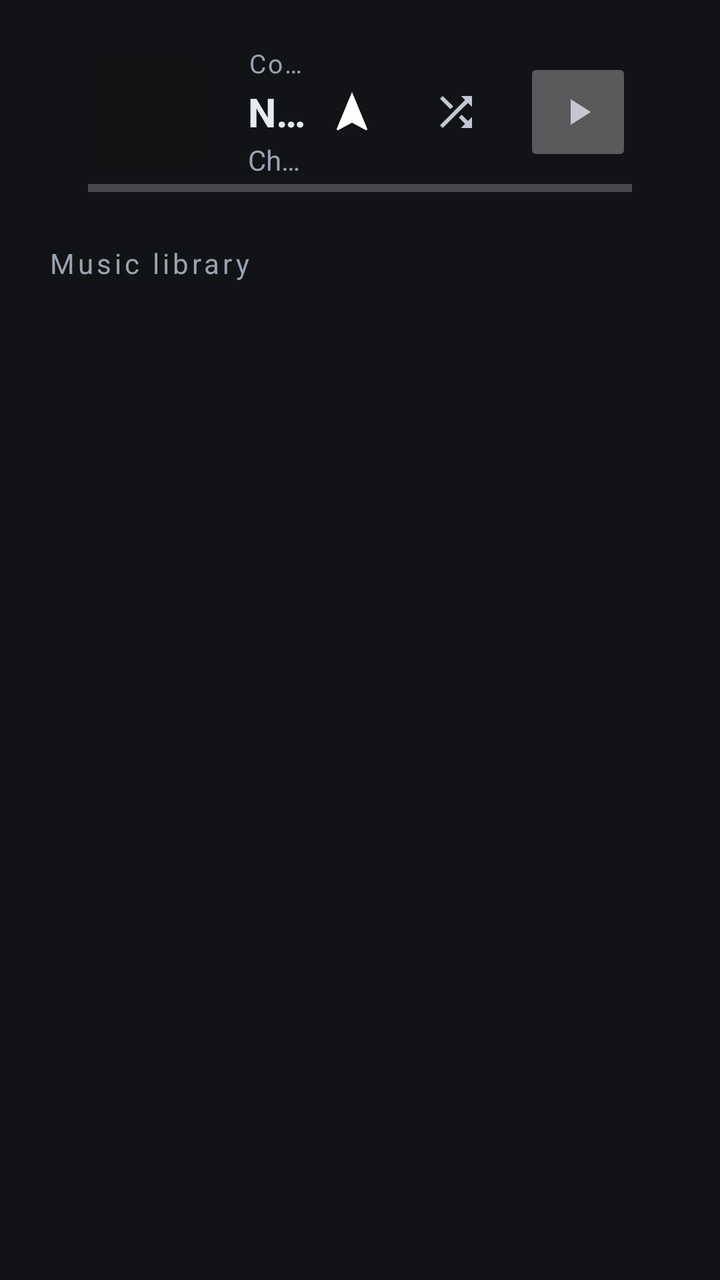
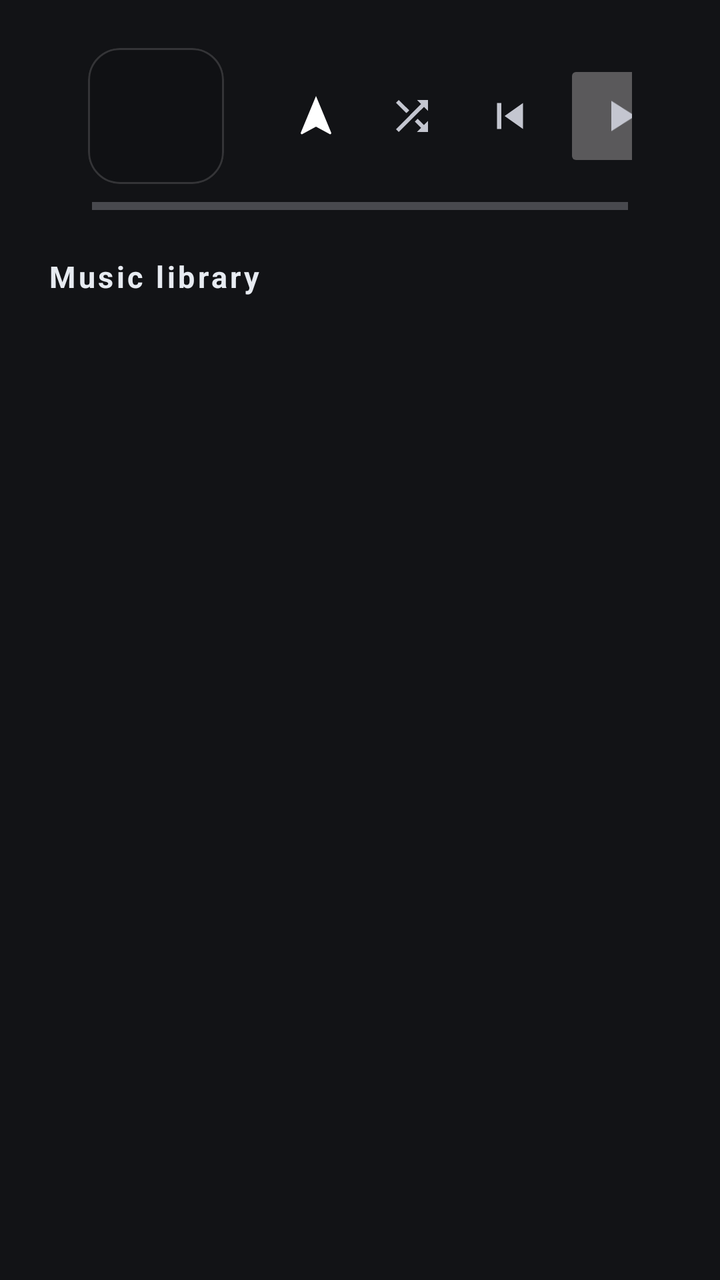

The first picture is an Android layout as it rendered before a commit; the second is the same layout after the commit. The layout source and the unified diff follow.
<!-- AndroidManifest.xml: application theme Theme.Material3.DynamicColors.Dark -->
<!-- res/layout/fragment_home.xml -->
<?xml version="1.0" encoding="utf-8"?>
<ScrollView xmlns:a="http://schemas.android.com/apk/res/android"
    xmlns:app="http://schemas.android.com/apk/res-auto"
    xmlns:tools="http://schemas.android.com/tools"
    a:id="@+id/home_scroll"
    a:layout_width="match_parent"
    a:layout_height="match_parent"
    a:background="@android:color/transparent"
    a:clipToPadding="false"
    a:fillViewport="true"
    a:scrollbars="none">

    
    <LinearLayout
        a:layout_width="match_parent"
        a:layout_height="wrap_content"
        a:orientation="vertical"
        a:paddingStart="24dp"
        a:paddingTop="8dp"
        a:paddingEnd="24dp"
        a:paddingBottom="16dp"
        tools:ignore="UselessParent">

        
        <FrameLayout
            a:id="@+id/home_continue_card"
            a:layout_width="match_parent"
            a:layout_height="96dp"
            a:clickable="true"
            a:focusable="true"
            a:paddingStart="6dp"
            a:paddingEnd="6dp">

            <LinearLayout
                a:layout_width="match_parent"
                a:layout_height="match_parent"
                a:gravity="center_vertical"
                a:orientation="horizontal"
                a:paddingStart="14dp"
                a:paddingEnd="14dp">

                <com.google.android.material.card.MaterialCardView
                    a:id="@+id/home_cover_card"
                    a:layout_width="62dp"
                    a:layout_height="62dp"
                    app:cardBackgroundColor="#14000000"
                    app:cardCornerRadius="14dp"
                    app:cardElevation="0dp"
                    app:strokeWidth="0dp">

                    <ImageView
                        a:id="@+id/home_cover"
                        a:layout_width="match_parent"
                        a:layout_height="match_parent"
                        a:contentDescription="@null"
                        a:scaleType="centerCrop" />
                </com.google.android.material.card.MaterialCardView>

                <LinearLayout
                    a:layout_width="0dp"
                    a:layout_height="wrap_content"
                    a:layout_marginStart="18dp"
                    a:layout_weight="1"
                    a:orientation="vertical">

                    <TextView
                        a:id="@+id/home_continue_label"
                        a:layout_width="wrap_content"
                        a:layout_height="wrap_content"
                        a:letterSpacing="0.08"
                        a:ellipsize="end"
                        a:maxLines="1"
                        a:text="@string/home_continue_playing"
                        a:textColor="@color/pal_text_secondary"
                        a:textSize="13sp" />

                    <TextView
                        a:id="@+id/home_title"
                        a:layout_width="match_parent"
                        a:layout_height="wrap_content"
                        a:layout_marginTop="2dp"
                        a:ellipsize="end"
                        a:maxLines="1"
                        a:text="@string/home_idle"
                        a:textColor="@color/pal_text_primary"
                        a:textSize="20sp"
                        a:textStyle="bold" />

                    <TextView
                        a:id="@+id/home_artist"
                        a:layout_width="match_parent"
                        a:layout_height="wrap_content"
                        a:layout_marginTop="1dp"
                        a:ellipsize="end"
                        a:maxLines="1"
                        a:text="@string/home_idle_hint"
                        a:textColor="@color/pal_text_secondary"
                        a:textSize="14sp" />
                </LinearLayout>

                <ImageButton
                    a:id="@+id/home_nav_mode"
                    a:layout_width="44dp"
                    a:layout_height="44dp"
                    a:layout_marginEnd="6dp"
                    a:background="?attr/selectableItemBackgroundBorderless"
                    a:contentDescription="@string/settings_nav_floating_title"
                    a:padding="10dp"
                    a:scaleType="fitCenter"
                    a:src="@drawable/ic_nav_mode" />

                <ImageButton
                    a:id="@+id/home_shuffle"
                    a:layout_width="48dp"
                    a:layout_height="48dp"
                    a:layout_marginEnd="10dp"
                    a:background="?attr/selectableItemBackgroundBorderless"
                    a:contentDescription="@string/home_play_all_shuffled"
                    a:padding="12dp"
                    a:scaleType="fitCenter"
                    a:src="@drawable/media_shuffle" />

                <ImageButton
                    a:id="@+id/home_play"
                    a:layout_width="54dp"
                    a:layout_height="54dp"
                    a:contentDescription="@string/home_play_pause"
                    a:padding="16dp"
                    a:scaleType="fitCenter"
                    a:src="@drawable/media_start" />

            </LinearLayout>

            
            <ProgressBar
                a:id="@+id/home_progress"
                style="?android:attr/progressBarStyleHorizontal"
                a:layout_width="match_parent"
                a:layout_height="4dp"
                a:layout_gravity="bottom"
                a:layout_marginStart="14dp"
                a:layout_marginEnd="14dp"
                a:layout_marginBottom="8dp"
                a:max="1000"
                a:progress="0" />
        </FrameLayout>

        
        <LinearLayout
            a:id="@+id/home_playlists_container"
            a:layout_width="match_parent"
            a:layout_height="wrap_content"
            a:orientation="vertical"
            a:visibility="gone">

            <LinearLayout
                a:layout_width="match_parent"
                a:layout_height="wrap_content"
                a:layout_marginTop="18dp"
                a:layout_marginBottom="2dp"
                a:gravity="center_vertical"
                a:orientation="horizontal">

                <TextView
                    a:layout_width="wrap_content"
                    a:layout_height="wrap_content"
                    a:letterSpacing="0.12"
                    a:text="@string/home_playlists_title"
                    a:textColor="@color/pal_text_secondary"
                    a:textSize="14sp" />

                <TextView
                    a:layout_width="0dp"
                    a:layout_height="wrap_content"
                    a:layout_weight="1"
                    a:gravity="end"
                    a:letterSpacing="0.04"
                    a:text="@string/home_playlists_hint"
                    a:textColor="@color/pal_text_secondary"
                    a:textSize="12sp" />
            </LinearLayout>

            
            <androidx.recyclerview.widget.RecyclerView
                a:id="@+id/home_playlists_grid"
                a:layout_width="match_parent"
                a:layout_height="@dimen/home_playlist_tile_height"
                a:layout_marginTop="10dp"
                a:clipToPadding="false"
                a:nestedScrollingEnabled="false"
                a:overScrollMode="ifContentScrolls"
                a:scrollbars="none" />
        </LinearLayout>

        <TextView
            a:layout_width="wrap_content"
            a:layout_height="wrap_content"
            a:layout_marginTop="18dp"
            a:layout_marginBottom="2dp"
            a:letterSpacing="0.12"
            a:text="@string/home_library"
            a:textColor="@color/pal_text_secondary"
            a:textSize="14sp" />

        <androidx.recyclerview.widget.RecyclerView
            a:id="@+id/home_grid"
            a:layout_width="match_parent"
            a:layout_height="wrap_content"
            a:layout_marginTop="10dp"
            a:nestedScrollingEnabled="false" />
    </LinearLayout>
</ScrollView>
<!-- resources referenced by this layout -->
<resources>
  <color name="pal_text_primary">#E7EBF1</color>
  <color name="pal_text_secondary">#99A3B1</color>
  <dimen name="home_playlist_tile_height">144dp</dimen>
  <!-- drawable ic_nav_mode (drawable) -->
  <vector xmlns:android="http://schemas.android.com/apk/res/android"
      android:width="24dp"
      android:height="24dp"
      android:viewportWidth="24"
      android:viewportHeight="24">
      <path
          android:fillColor="#FFFFFFFF"
          android:pathData="M12,2L4.4,20.3a0.6,0.6 0 0,0 0.85,0.74L12,17.3l6.75,3.74a0.6,0.6 0 0,0 0.85,-0.74L12,2z" />
  </vector>
  <!-- drawable media_shuffle (drawable) -->
  <vector xmlns:android="http://schemas.android.com/apk/res/android"
      android:width="24dp"
      android:height="24dp"
      android:viewportWidth="24"
      android:viewportHeight="24"
      android:tint="?attr/colorControlNormal">
    <path
        android:fillColor="#FFF"
        android:pathData="M10.59,9.17L5.41,4 4,5.41l5.17,5.17 1.42,-1.41zM14.5,4l2.04,2.04L4,18.59 5.41,20 17.96,7.46 20,9.5L20,4h-5.5zM14.83,13.41l-1.41,1.41 3.13,3.13L14.5,20L20,20v-5.5l-2.04,2.04 -3.13,-3.13z"/>
  </vector>
  <!-- drawable media_start (drawable) -->
  <vector xmlns:android="http://schemas.android.com/apk/res/android"
      android:width="24dp"
      android:height="24dp"
      android:viewportWidth="24"
      android:viewportHeight="24"
      android:tint="?attr/colorControlNormal">
    <path
        android:fillColor="#000"
        android:pathData="M8,5v14l11,-7z"/>
  </vector>
  <string name="home_continue_playing">Continue playing</string>
  <string name="home_idle">Nothing is playing</string>
  <string name="home_idle_hint">Choose Songs or a playlist to start</string>
  <string name="home_library">Music library</string>
  <string name="home_play_all_shuffled">Shuffle all</string>
  <string name="home_play_pause">Play or pause</string>
  <string name="home_playlists_hint">Swipe sideways for more \u203A</string>
  <string name="home_playlists_title">My playlists</string>
  <string name="settings_nav_floating_title">Navigation mode</string>
</resources>

<!-- the commit's change to res/layout/fragment_home.xml (unified diff, before → after) -->
@@ -25,7 +25,7 @@
         <FrameLayout
             a:id="@+id/home_continue_card"
             a:layout_width="match_parent"
-            a:layout_height="96dp"
+            a:layout_height="104dp"
             a:clickable="true"
             a:focusable="true"
             a:paddingStart="6dp"
@@ -37,16 +37,18 @@
                 a:gravity="center_vertical"
                 a:orientation="horizontal"
                 a:paddingStart="14dp"
-                a:paddingEnd="14dp">
+                a:paddingEnd="14dp"
+                a:paddingBottom="4dp">
 
                 <com.google.android.material.card.MaterialCardView
                     a:id="@+id/home_cover_card"
-                    a:layout_width="62dp"
-                    a:layout_height="62dp"
-                    app:cardBackgroundColor="#14000000"
-                    app:cardCornerRadius="14dp"
+                    a:layout_width="68dp"
+                    a:layout_height="68dp"
+                    app:cardBackgroundColor="#18000000"
+                    app:cardCornerRadius="16dp"
                     app:cardElevation="0dp"
-                    app:strokeWidth="0dp">
+                    app:strokeColor="#26FFFFFF"
+                    app:strokeWidth="1dp">
 
                     <ImageView
                         a:id="@+id/home_cover"
@@ -59,7 +61,8 @@
                 <LinearLayout
                     a:layout_width="0dp"
                     a:layout_height="wrap_content"
-                    a:layout_marginStart="18dp"
+                    a:layout_marginStart="16dp"
+                    a:layout_marginEnd="8dp"
                     a:layout_weight="1"
                     a:orientation="vertical">
 
@@ -67,12 +70,13 @@
                         a:id="@+id/home_continue_label"
                         a:layout_width="wrap_content"
                         a:layout_height="wrap_content"
+                        a:ellipsize="end"
                         a:letterSpacing="0.08"
-                        a:ellipsize="end"
                         a:maxLines="1"
                         a:text="@string/home_continue_playing"
                         a:textColor="@color/pal_text_secondary"
-                        a:textSize="13sp" />
+                        a:textSize="12sp"
+                        a:textStyle="bold" />
 
                     <TextView
                         a:id="@+id/home_title"
@@ -90,7 +94,7 @@
                         a:id="@+id/home_artist"
                         a:layout_width="match_parent"
                         a:layout_height="wrap_content"
-                        a:layout_marginTop="1dp"
+                        a:layout_marginTop="2dp"
                         a:ellipsize="end"
                         a:maxLines="1"
                         a:text="@string/home_idle_hint"
@@ -102,7 +106,7 @@
                     a:id="@+id/home_nav_mode"
                     a:layout_width="44dp"
                     a:layout_height="44dp"
-                    a:layout_marginEnd="6dp"
+                    a:layout_marginEnd="4dp"
                     a:background="?attr/selectableItemBackgroundBorderless"
                     a:contentDescription="@string/settings_nav_floating_title"
                     a:padding="10dp"
@@ -111,23 +115,45 @@
 
                 <ImageButton
                     a:id="@+id/home_shuffle"
-                    a:layout_width="48dp"
-                    a:layout_height="48dp"
-                    a:layout_marginEnd="10dp"
+                    a:layout_width="44dp"
+                    a:layout_height="44dp"
+                    a:layout_marginEnd="4dp"
                     a:background="?attr/selectableItemBackgroundBorderless"
                     a:contentDescription="@string/home_play_all_shuffled"
-                    a:padding="12dp"
+                    a:padding="10dp"
                     a:scaleType="fitCenter"
                     a:src="@drawable/media_shuffle" />
 
                 <ImageButton
+                    a:id="@+id/home_prev"
+                    a:layout_width="46dp"
+                    a:layout_height="46dp"
+                    a:layout_marginEnd="4dp"
+                    a:background="?attr/selectableItemBackgroundBorderless"
+                    a:contentDescription="@string/buttons.previous"
+                    a:padding="10dp"
+                    a:scaleType="fitCenter"
+                    a:src="@drawable/media_backward" />
+
+                <ImageButton
                     a:id="@+id/home_play"
-                    a:layout_width="54dp"
-                    a:layout_height="54dp"
+                    a:layout_width="56dp"
+                    a:layout_height="56dp"
+                    a:layout_marginEnd="4dp"
                     a:contentDescription="@string/home_play_pause"
-                    a:padding="16dp"
+                    a:padding="15dp"
                     a:scaleType="fitCenter"
                     a:src="@drawable/media_start" />
+
+                <ImageButton
+                    a:id="@+id/home_next"
+                    a:layout_width="46dp"
+                    a:layout_height="46dp"
+                    a:background="?attr/selectableItemBackgroundBorderless"
+                    a:contentDescription="@string/buttons.next"
+                    a:padding="10dp"
+                    a:scaleType="fitCenter"
+                    a:src="@drawable/media_forward" />
 
             </LinearLayout>
 
@@ -138,9 +164,9 @@
                 a:layout_width="match_parent"
                 a:layout_height="4dp"
                 a:layout_gravity="bottom"
-                a:layout_marginStart="14dp"
-                a:layout_marginEnd="14dp"
-                a:layout_marginBottom="8dp"
+                a:layout_marginStart="16dp"
+                a:layout_marginEnd="16dp"
+                a:layout_marginBottom="7dp"
                 a:max="1000"
                 a:progress="0" />
         </FrameLayout>
@@ -156,7 +182,7 @@
             <LinearLayout
                 a:layout_width="match_parent"
                 a:layout_height="wrap_content"
-                a:layout_marginTop="18dp"
+                a:layout_marginTop="16dp"
                 a:layout_marginBottom="2dp"
                 a:gravity="center_vertical"
                 a:orientation="horizontal">
@@ -164,20 +190,27 @@
                 <TextView
                     a:layout_width="wrap_content"
                     a:layout_height="wrap_content"
-                    a:letterSpacing="0.12"
+                    a:letterSpacing="0.10"
                     a:text="@string/home_playlists_title"
-                    a:textColor="@color/pal_text_secondary"
-                    a:textSize="14sp" />
+                    a:textColor="@color/pal_text_primary"
+                    a:textSize="15sp"
+                    a:textStyle="bold" />
 
                 <TextView
+                    a:id="@+id/home_playlists_more"
                     a:layout_width="0dp"
                     a:layout_height="wrap_content"
                     a:layout_weight="1"
-                    a:gravity="end"
+                    a:background="?attr/selectableItemBackgroundBorderless"
+                    a:clickable="true"
+                    a:focusable="true"
+                    a:gravity="end|center_vertical"
                     a:letterSpacing="0.04"
+                    a:paddingTop="4dp"
+                    a:paddingBottom="4dp"
                     a:text="@string/home_playlists_hint"
                     a:textColor="@color/pal_text_secondary"
-                    a:textSize="12sp" />
+                    a:textSize="13sp" />
             </LinearLayout>
 
             
@@ -185,7 +218,7 @@
                 a:id="@+id/home_playlists_grid"
                 a:layout_width="match_parent"
                 a:layout_height="@dimen/home_playlist_tile_height"
-                a:layout_marginTop="10dp"
+                a:layout_marginTop="8dp"
                 a:clipToPadding="false"
                 a:nestedScrollingEnabled="false"
                 a:overScrollMode="ifContentScrolls"
@@ -195,18 +228,19 @@
         <TextView
             a:layout_width="wrap_content"
             a:layout_height="wrap_content"
-            a:layout_marginTop="18dp"
+            a:layout_marginTop="16dp"
             a:layout_marginBottom="2dp"
-            a:letterSpacing="0.12"
+            a:letterSpacing="0.10"
             a:text="@string/home_library"
-            a:textColor="@color/pal_text_secondary"
-            a:textSize="14sp" />
+            a:textColor="@color/pal_text_primary"
+            a:textSize="15sp"
+            a:textStyle="bold" />
 
         <androidx.recyclerview.widget.RecyclerView
             a:id="@+id/home_grid"
             a:layout_width="match_parent"
             a:layout_height="wrap_content"
-            a:layout_marginTop="10dp"
+            a:layout_marginTop="8dp"
             a:nestedScrollingEnabled="false" />
     </LinearLayout>
 </ScrollView>
<!-- resource entries referenced after the edit -->
@@ -12,6 +12,28 @@
       <path
           android:fillColor="#FFFFFFFF"
           android:pathData="M12,2L4.4,20.3a0.6,0.6 0 0,0 0.85,0.74L12,17.3l6.75,3.74a0.6,0.6 0 0,0 0.85,-0.74L12,2z" />
+  </vector>
+  <!-- drawable media_backward (drawable) -->
+  <vector xmlns:android="http://schemas.android.com/apk/res/android"
+      android:width="24dp"
+      android:height="24dp"
+      android:viewportWidth="24"
+      android:viewportHeight="24"
+      android:tint="?attr/colorControlNormal">
+    <path
+        android:fillColor="#FFF"
+        android:pathData="M6,6h2v12L6,18zM9.5,12l8.5,6L18,6z"/>
+  </vector>
+  <!-- drawable media_forward (drawable) -->
+  <vector xmlns:android="http://schemas.android.com/apk/res/android"
+      android:width="24dp"
+      android:height="24dp"
+      android:viewportWidth="24"
+      android:viewportHeight="24"
+      android:tint="?attr/colorControlNormal">
+    <path
+        android:fillColor="#FFF"
+        android:pathData="M6,18l8.5,-6L6,6v12zM16,6v12h2V6h-2z"/>
   </vector>
   <!-- drawable media_shuffle (drawable) -->
   <vector xmlns:android="http://schemas.android.com/apk/res/android"
@@ -35,6 +57,8 @@
         android:fillColor="#000"
         android:pathData="M8,5v14l11,-7z"/>
   </vector>
+  <string name="buttons.next">Next</string>
+  <string name="buttons.previous">Previous</string>
   <string name="home_continue_playing">Continue playing</string>
   <string name="home_idle">Nothing is playing</string>
   <string name="home_idle_hint">Choose Songs or a playlist to start</string>
